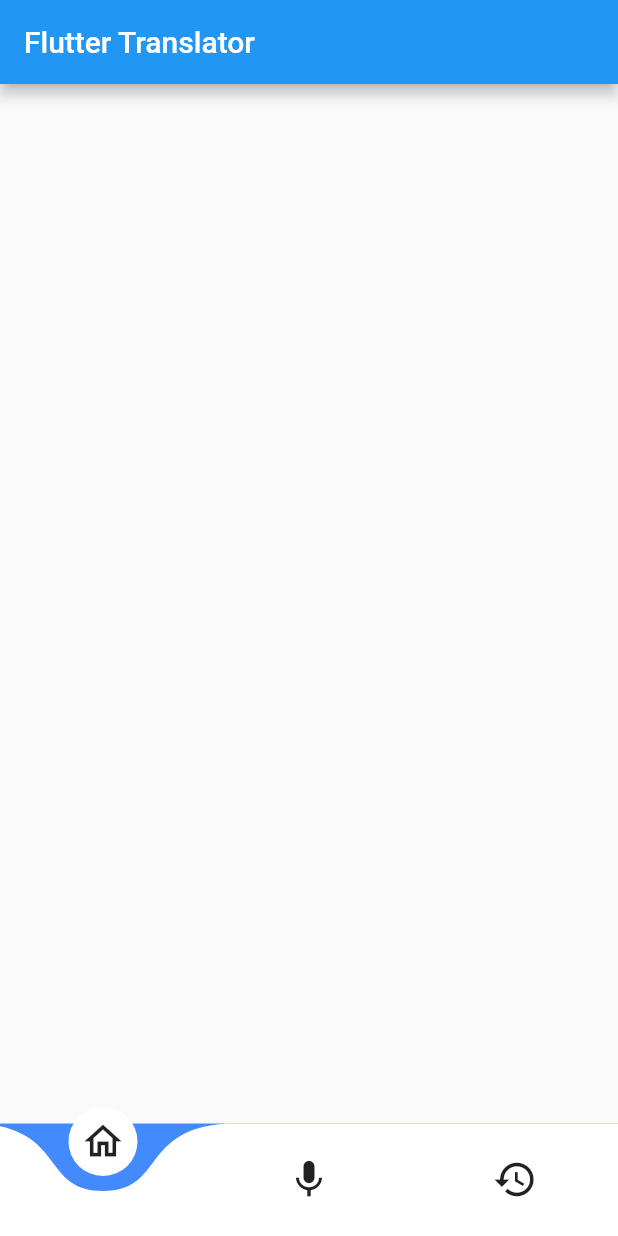
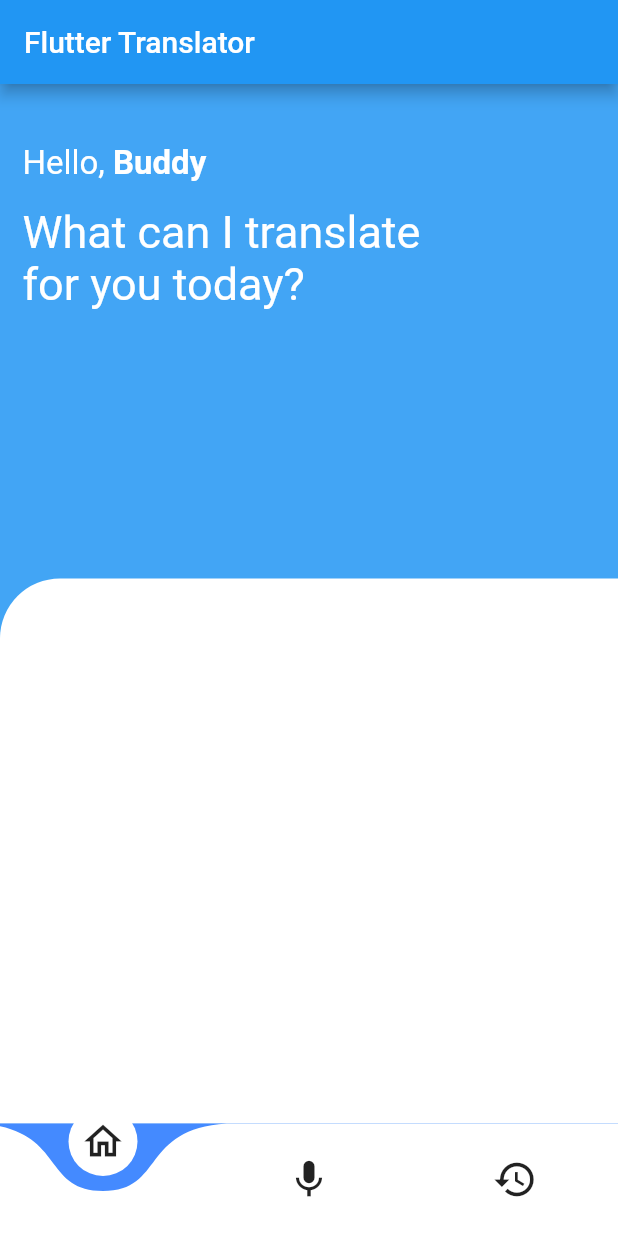
Before and after one commit to SyedMahamudulHasan/voice-translator, a Flutter app: the screen it shows after launch, on a phone screen of 412 x 824 dp. Run offline on Flutter 3.47's test engine with Material 2 defaults, Android fonts, the phone set to English and light mode, and no system bars; drawn by our look-alikes of curved_navigation_bar; our stand-ins replace get, speech_to_text; missing offline and left inert: dart:ffi, translator.

Commit message:
design homepage

```diff
--- a/lib/screens/homeScreem.dart
+++ b/lib/screens/homeScreem.dart
@@ -1,12 +1,109 @@
 import 'package:flutter/material.dart';
-import 'package:flutter/src/foundation/key.dart';
-import 'package:flutter/src/widgets/framework.dart';
 
 class HomeScreen extends StatelessWidget {
   const HomeScreen({Key? key}) : super(key: key);
 
   @override
   Widget build(BuildContext context) {
-    return Scaffold();
+    return Scaffold(
+      backgroundColor: Colors.blue.shade400,
+      body: Column(
+        crossAxisAlignment: CrossAxisAlignment.start,
+        children: [
+          Container(
+            padding: const EdgeInsets.only(
+              top: 40,
+              left: 15,
+              right: 10,
+            ),
+            width: MediaQuery.of(context).size.width * 0.80,
+            height: MediaQuery.of(context).size.height * 0.40,
+            decoration: BoxDecoration(
+              color: Colors.blue.shade400,
+              borderRadius: const BorderRadius.only(
+                bottomRight: Radius.circular(30),
+              ),
+            ),
+            child: Column(
+              crossAxisAlignment: CrossAxisAlignment.start,
+              mainAxisAlignment: MainAxisAlignment.start,
+              children: const [
+                // ignore: unnecessary_const
+                const Text.rich(
+                  TextSpan(
+                    style: TextStyle(
+                      fontSize: 22,
+                      color: Colors.white,
+                    ),
+                    children: [
+                      TextSpan(text: 'Hello, '),
+                      TextSpan(
+                        text: 'Buddy',
+                        style: TextStyle(fontWeight: FontWeight.bold),
+                      ),
+                    ],
+                  ),
+                ),
+                SizedBox(height: 15),
+                Text(
+                  "What can I translate for you today?",
+                  style: TextStyle(
+                    fontSize: 30,
+                    color: Colors.white,
+                  ),
+                )
+              ],
+            ),
+          ),
+          Expanded(
+            child: Container(
+              padding: const EdgeInsets.all(14),
+              decoration: const BoxDecoration(
+                color: Colors.white,
+                borderRadius: BorderRadius.only(
+                  topLeft: Radius.circular(40),
+                ),
+              ),
+              // child: Column(
+              //   mainAxisAlignment: MainAxisAlignment.spaceAround,
+              //   children: [
+              //     Row(
+              //       children: [
+              //         chooseMethod(),
+              //         chooseMethod(),
+              //       ],
+              //     ),
+              //     Row(
+              //       children: [
+              //         chooseMethod(),
+              //         chooseMethod(),
+              //       ],
+              //     ),
+              //   ],
+              // ),
+            ),
+          )
+        ],
+      ),
+    );
+  }
+
+  InkWell chooseMethod() {
+    return InkWell(
+      onTap: () {},
+      child: Container(
+        height: 100,
+        width: 80,
+        decoration: BoxDecoration(
+            borderRadius: BorderRadius.circular(20),
+            border: Border.all(
+              color: Colors.blueAccent,
+            )),
+        child: Column(children: [
+          Image.network('https://static.thenounproject.com/png/66759-200.png'),
+          const Text('Text')
+        ]),
+      ),
+    );
   }
 }
--- a/lib/widgets/recordButton.dart
+++ b/lib/widgets/recordButton.dart
@@ -47,5 +47,3 @@ class RecorderButton extends StatelessWidget {
     );
   }
 }
-
-//Color.fromARGB(255, 98, 93, 93),
```
